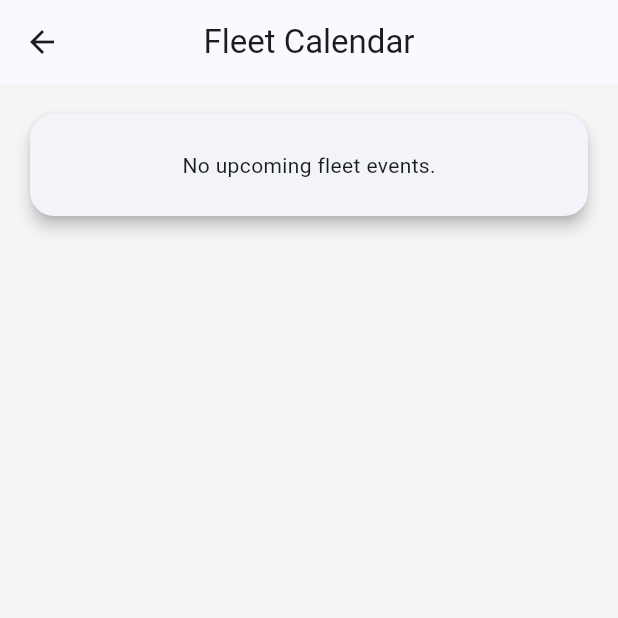
After one commit to iancrofts-dotcom/arrow-fleet-manager, a Flutter app: the screen it shows after launch, scrolled down 1728 dp, after a tap on "Fleet Calendar", on a phone screen of 412 x 824 dp, the top half of it. The commit adds this screen. Run offline on Flutter 3.47's test engine with Material 3 defaults, Android fonts, the phone set to English and light mode, and no system bars; our stand-ins replace flutter_riverpod, sqflite, sqflite_common_ffi; accounts and stored records are empty.

Commit message:
Sprint 7.2D - Fleet calendar completed

```diff
--- /dev/null
+++ b/lib/features/calendar/models/calendar_event.dart
@@ -0,0 +1,20 @@
+enum CalendarEventType {
+  mot,
+  service,
+  inspection,
+  overdue,
+}
+
+class CalendarEvent {
+  final String title;
+  final String subtitle;
+  final DateTime date;
+  final CalendarEventType type;
+
+  const CalendarEvent({
+    required this.title,
+    required this.subtitle,
+    required this.date,
+    required this.type,
+  });
+}
--- /dev/null
+++ b/lib/features/calendar/screens/calendar_screen.dart
@@ -0,0 +1,87 @@
+import 'package:flutter/material.dart';
+
+import '../../vehicles/models/vehicle.dart';
+import '../../vehicles/services/vehicle_service.dart';
+
+import '../models/calendar_event.dart';
+import '../services/calendar_service.dart';
+import '../widgets/calendar_event_list.dart';
+
+class CalendarScreen extends StatefulWidget {
+  const CalendarScreen({super.key});
+
+  @override
+  State<CalendarScreen> createState() => _CalendarScreenState();
+}
+
+class _CalendarScreenState extends State<CalendarScreen> {
+  final VehicleService _vehicleService = VehicleService();
+  final CalendarService _calendarService =
+      const CalendarService();
+
+  late Future<List<CalendarEvent>> _eventsFuture;
+
+  @override
+  void initState() {
+    super.initState();
+    _eventsFuture = _loadEvents();
+  }
+
+  Future<List<CalendarEvent>> _loadEvents() async {
+    final List<Vehicle> vehicles =
+        await _vehicleService.getVehicles();
+
+    return _calendarService.buildEvents(vehicles);
+  }
+
+  Future<void> _refresh() async {
+    setState(() {
+      _eventsFuture = _loadEvents();
+    });
+
+    await _eventsFuture;
+  }
+
+  @override
+  Widget build(BuildContext context) {
+    return Scaffold(
+      appBar: AppBar(
+        title: const Text('Fleet Calendar'),
+      ),
+      body: FutureBuilder<List<CalendarEvent>>(
+        future: _eventsFuture,
+        builder: (context, snapshot) {
+          if (snapshot.connectionState ==
+              ConnectionState.waiting) {
+            return const Center(
+              child: CircularProgressIndicator(),
+            );
+          }
+
+          if (snapshot.hasError) {
+            return Center(
+              child: Text(
+                'Error loading calendar:\n${snapshot.error}',
+                textAlign: TextAlign.center,
+              ),
+            );
+          }
+
+          final events = snapshot.data ?? [];
+
+          return RefreshIndicator(
+            onRefresh: _refresh,
+            child: SingleChildScrollView(
+              physics:
+                  const AlwaysScrollableScrollPhysics(),
+              padding: const EdgeInsets.all(16),
+              child: CalendarEventList(
+                events: events,
+              ),
+            ),
+          );
+        },
+      ),
+    );
+  }
+}
--- /dev/null
+++ b/lib/features/calendar/services/calendar_service.dart
@@ -0,0 +1,42 @@
+import '../../vehicles/models/vehicle.dart';
+import '../models/calendar_event.dart';
+
+class CalendarService {
+  const CalendarService();
+
+  List<CalendarEvent> buildEvents(
+    List<Vehicle> vehicles,
+  ) {
+    final events = <CalendarEvent>[];
+
+    for (final vehicle in vehicles) {
+      if (vehicle.motExpiry != null) {
+        events.add(
+          CalendarEvent(
+            title: 'MOT Due',
+            subtitle: vehicle.registration,
+            date: vehicle.motExpiry!,
+            type: CalendarEventType.mot,
+          ),
+        );
+      }
+
+      if (vehicle.serviceDue != null) {
+        events.add(
+          CalendarEvent(
+            title: 'Service Due',
+            subtitle: vehicle.registration,
+            date: vehicle.serviceDue!,
+            type: CalendarEventType.service,
+          ),
+        );
+      }
+    }
+
+    events.sort(
+      (a, b) => a.date.compareTo(b.date),
+    );
+
+    return events;
+  }
+}
--- /dev/null
+++ b/lib/features/calendar/widgets/calendar_event_list.dart
@@ -0,0 +1,70 @@
+import 'package:flutter/material.dart';
+
+import '../models/calendar_event.dart';
+
+class CalendarEventList extends StatelessWidget {
+  final List<CalendarEvent> events;
+
+  const CalendarEventList({
+    super.key,
+    required this.events,
+  });
+
+  @override
+  Widget build(BuildContext context) {
+    if (events.isEmpty) {
+      return const Card(
+        child: Padding(
+          padding: EdgeInsets.all(24),
+          child: Center(
+            child: Text(
+              'No upcoming fleet events.',
+            ),
+          ),
+        ),
+      );
+    }
+
+    return Card(
+      child: ListView.separated(
+        shrinkWrap: true,
+        physics: const NeverScrollableScrollPhysics(),
+        itemCount: events.length,
+        separatorBuilder: (_, _) =>
+          const Divider(height: 1),
+        itemBuilder: (context, index) {
+          final event = events[index];
+
+          return ListTile(
+            leading: Icon(_icon(event.type)),
+            title: Text(event.title),
+            subtitle: Text(event.subtitle),
+            trailing: Text(
+              _formatDate(event.date),
+            ),
+          );
+        },
+      ),
+    );
+  }
+
+  IconData _icon(CalendarEventType type) {
+    switch (type) {
+      case CalendarEventType.mot:
+        return Icons.directions_car;
+
+      case CalendarEventType.service:
+        return Icons.build;
+
+      case CalendarEventType.inspection:
+        return Icons.assignment;
+
+      case CalendarEventType.overdue:
+        return Icons.warning;
+    }
+  }
+
+  String _formatDate(DateTime date) {
+    return '${date.day}/${date.month}/${date.year}';
+  }
+}
--- a/lib/features/dashboard/dashboard_screen.dart
+++ b/lib/features/dashboard/dashboard_screen.dart
@@ -3,7 +3,7 @@ import 'package:flutter/material.dart';
 import '../history/inspection_history_screen.dart';
 import '../inspections/inspection_screen.dart';
 import '../vehicles/screens/vehicle_list_screen.dart';
-
+import '../calendar/screens/calendar_screen.dart';
 import 'models/dashboard_summary.dart';
 import 'services/dashboard_service.dart';
 import 'widgets/dashboard_insights_card.dart';
@@ -196,6 +196,18 @@ ComplianceSummaryCard(
                           );
                         },
                       ),
+                      FilledButton.icon(
+  icon: const Icon(Icons.calendar_month),
+  label: const Text("Fleet Calendar"),
+  onPressed: () {
+    Navigator.push(
+      context,
+      MaterialPageRoute(
+        builder: (_) => const CalendarScreen(),
+      ),
+    );
+  },
+),
                     ],
                   ),
 
```
